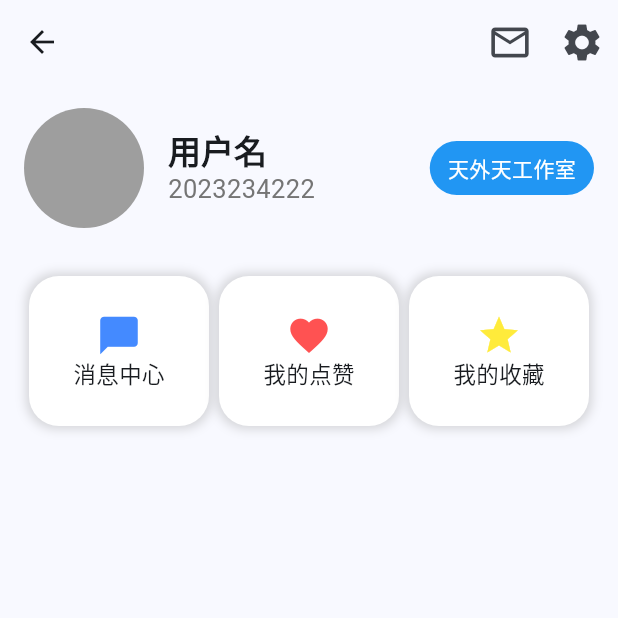
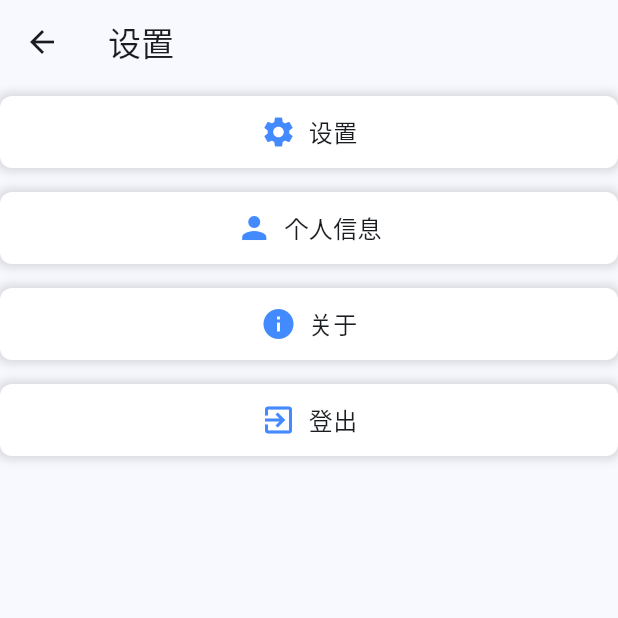
Before and after one commit to Zjerrry/Campus-registration-, a Flutter app: the PersonPage screen opened directly, after a tap on the "settings" icon, on a phone screen of 412 x 824 dp, the top half of it. Run offline on Flutter 3.47's test engine with Material 3 defaults, Android fonts, the phone set to English and light mode, and no system bars; our stand-ins replace card_swiper, permission_handler, shared_preferences; missing offline and left inert: wechat_assets_picker; accounts and stored records are empty.

Commit message:
3.28设置页面

```diff
--- a/lib/routes/Person/PersonPage.dart
+++ b/lib/routes/Person/PersonPage.dart
@@ -1,5 +1,5 @@
 import 'package:flutter/material.dart';
-
+import 'package:test_fist/routes/Settings/settings.dart';
 class PersonPage extends StatefulWidget {
   const PersonPage({super.key});
 
@@ -18,7 +18,14 @@ class _PersonPageState extends State<PersonPage> {
             icon: const Icon(Icons.mail_outline, size: 30),
           ),
           IconButton(
-            onPressed: () {},
+            onPressed: () {
+              Navigator.push(
+              context,
+              MaterialPageRoute(
+                builder: (context) => SettingsPage(),
+              ),
+            );
+            },
             icon: const Icon(Icons.settings, size: 30),
           ),
         ],
--- /dev/null
+++ b/lib/routes/Settings/settings.dart
@@ -0,0 +1,99 @@
+import 'package:flutter/material.dart';
+class SettingsPage extends StatefulWidget {
+  @override
+  State<SettingsPage> createState() => _SettingsPageState();
+}
+
+class _SettingsPageState extends State<SettingsPage> {
+  void _onSettingsPressed() {
+
+  }
+
+  void _onProfilePressed() {
+    /*
+    Navigator.push(
+      context,
+      MaterialPageRoute(
+        builder: (context) => ProfileSettingsPage(),
+      ),
+    );*/
+  }
+
+  void _onAboutPressed() {
+
+  }
+
+  void _onLogoutPressed() {
+
+  }
+  @override
+  Widget build(BuildContext context) {
+    return Scaffold(
+      appBar: AppBar(
+        title: Text('设置'),
+        leading: BackButton(), // 返回
+      ),
+
+      body:Column(
+        children: [
+          _buildButton('设置', Icons.settings, _onSettingsPressed),
+          _buildButton('个人信息', Icons.person, _onProfilePressed),
+          _buildButton('关于', Icons.info, _onAboutPressed),
+          _buildButton('登出', Icons.exit_to_app, _onLogoutPressed),
+        ],
+      ),
+    );
+  }
+  Widget _buildButton(String title, IconData icon, VoidCallback onPressed) {
+    return Padding(
+      padding: EdgeInsets.symmetric(vertical: 8.0),
+      child: Container(
+        decoration: BoxDecoration(
+          color: Colors.white,
+          borderRadius: BorderRadius.circular(8),
+          boxShadow: [
+            BoxShadow(
+              color: Colors.grey.withOpacity(0.4),
+              spreadRadius: 2,
+              blurRadius: 5,
+            ),
+          ],
+        ),
+        child: Material(
+          color: Colors.transparent,
+          child: InkWell(
+            onTap: onPressed,
+            child: Padding(
+              padding: EdgeInsets.symmetric(vertical: 12, horizontal: 24),
+              child: Row(
+                mainAxisAlignment: MainAxisAlignment.center,
+                children: [
+                  Icon(icon, color: Colors.blueAccent),
+                  SizedBox(width: 8),
+                  Text(
+                    title,
+                    style: TextStyle(
+                      fontSize: 16,
+                      fontWeight: FontWeight.w500,
+                    ),
+                  ),
+                ],
+              ),
+            ),
+          ),
+        ),
+      ),
+    );
+  }
+}
+
+
+
+/*class ProfileSettingsPage extends StatefulWidget {
+  @override
+  State<ProfileSettingsPage> createState() => _ProfileSettingsPage();
+}
+
+class _ProfileSettingsPage extends State<ProfileSettingsPage> {
+
+}*/
```
